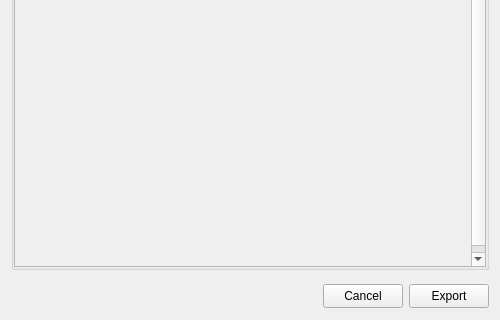
Old version of the form bmicro/gui/export_configuration.ui in the repository BrillouinMicroscopy/BMicro; both pictures show x 0 to 500 and y 232 to 552 of the 500 by 552 pixel window.
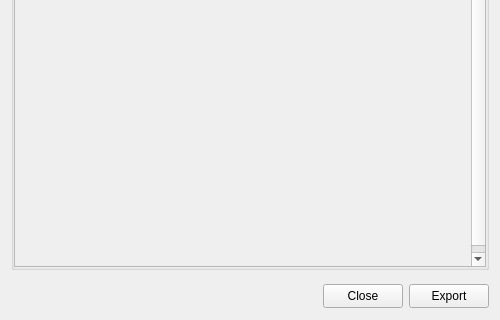
New version of the form.

Patch:
```diff
--- a/bmicro/gui/export_configuration.ui
+++ b/bmicro/gui/export_configuration.ui
@@ -196,7 +196,7 @@
          </size>
         </property>
         <property name="text">
-         <string>Cancel</string>
+         <string>Close</string>
         </property>
        </widget>
       </item>
```
